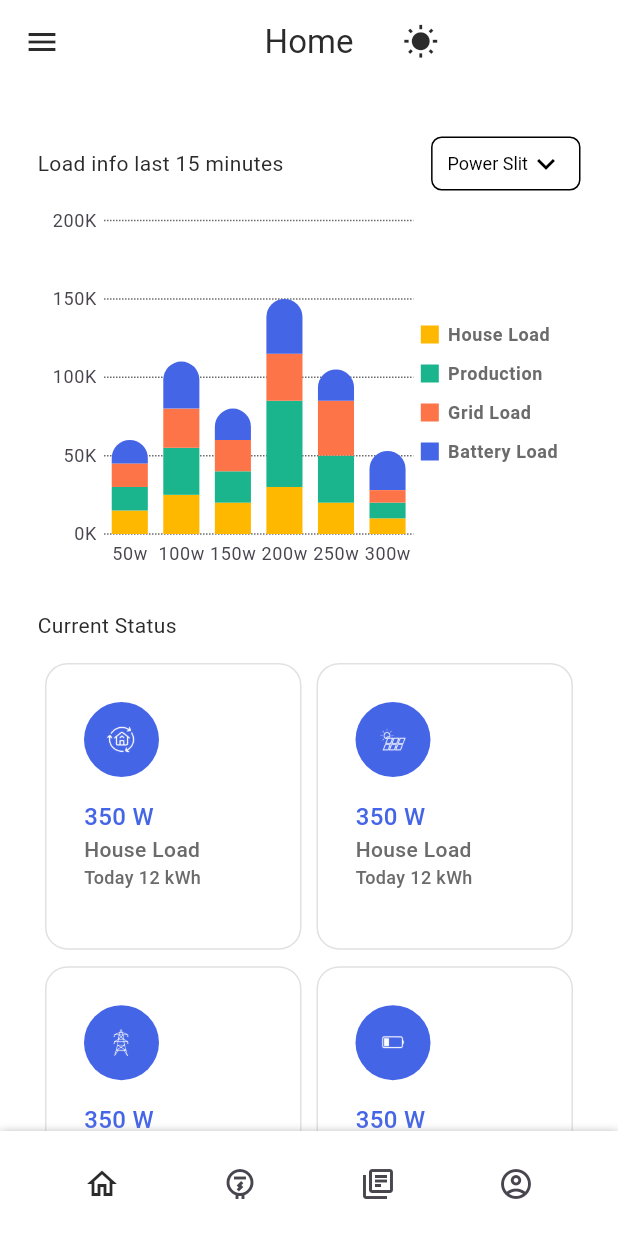
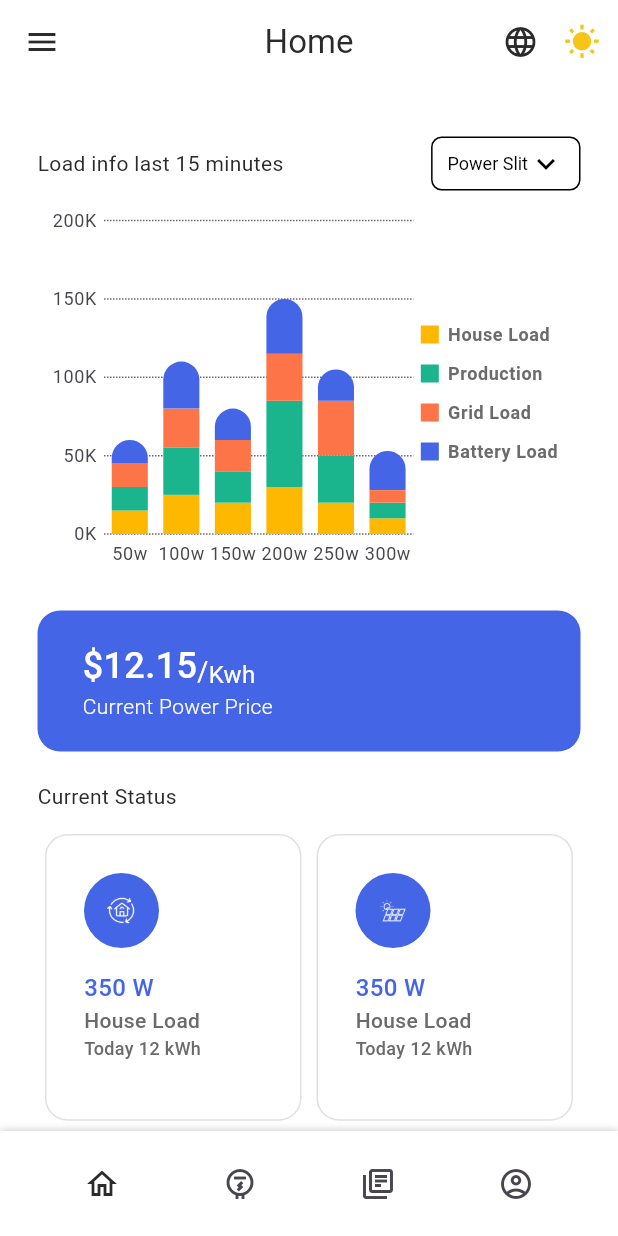
Before and after one commit to jpmangoit/sunmate, a Flutter app: the HomePage screen opened by its route, on a phone screen of 412 x 824 dp. Run offline on Flutter 3.47's test engine with Material 3 defaults, Android fonts, the phone set to English and light mode, and no system bars; our stand-ins replace google_fonts, local_auth, permission_handler, shared_preferences, sizer, syncfusion_flutter_charts and 1 more; accounts and stored records are empty.

Commit message:
minor changes

```diff
--- a/lib/constants/colors_contant.dart
+++ b/lib/constants/colors_contant.dart
@@ -17,7 +17,7 @@ class LightColors {
   static const Color textColorblack = Color(0xFF000000);
   static const Color textColorwhite = Color(0xFFFFFFFF);
   static const Color dropdownColor = Color(0xFFFFFFFF);
-
+  static const Color iconColor = Color(0xFFFFFFFF);
 
   // Map color names to color values
   static Map<String, Color> colors = {
@@ -35,6 +35,7 @@ class LightColors {
     'production': production,
     'textColorblack': textColorblack,
     'textColorwhite': textColorwhite,
+    'iconColor':iconColor,
     'dropdownColor': dropdownColor,
   };
 }
@@ -56,7 +57,7 @@ class DarkColors {
   static const Color textColorblack = Color(0xFF000000);
   static const Color textColorwhite = Color(0xFFFFFFFF);
   static const Color dropdownColor = Color(0xFFdcedc2);
-
+  static const Color iconColor = Color(0xFF000000);
   // Map color names to color values
   // Map color names to color values
   static Map<String, Color> colors = {
@@ -74,6 +75,7 @@ class DarkColors {
     'production': production,
     'textColorblack': textColorblack,
     'textColorwhite': textColorwhite,
+    'iconColor':iconColor,
     'dropdownColor': dropdownColor,
   };
 }
--- a/lib/screens/home/home_page.dart
+++ b/lib/screens/home/home_page.dart
@@ -87,16 +87,17 @@ class _HomePageState extends State<HomePage> {
                 TextStyle(color: getColors(themeNotifier.isDark, 'textColor')),
           ),
           actions: <Widget>[
+            const Padding(padding: EdgeInsets.all(5), child: LanguageSelect()),
             IconButton(
-                icon: Icon(themeNotifier.isDark
-                    ? Icons.nightlight_round
-                    : Icons.wb_sunny),
+                icon: Icon(
+                  themeNotifier.isDark ? Icons.wb_sunny : Icons.wb_sunny,
+                  color: Color(0xFFF6C517),
+                ),
                 onPressed: () {
                   themeNotifier.isDark
                       ? themeNotifier.isDark = false
                       : themeNotifier.isDark = true;
                 }),
-            const Padding(padding: EdgeInsets.all(5), child: LanguageSelect())
           ],
         ),
         backgroundColor: getColors(themeNotifier.isDark, 'backgroundColor'),
@@ -167,6 +168,65 @@ class _HomePageState extends State<HomePage> {
                 const SizedBox(
                   height: 20,
                 ),
+                Container(
+                  width: double.infinity,
+                  decoration: BoxDecoration(
+                    color: getColors(themeNotifier.isDark, 'buttonColor'),
+                    borderRadius: BorderRadius.circular(15),
+                  ),
+                  padding:
+                      const EdgeInsets.symmetric(horizontal: 30, vertical: 20),
+                  child: Column(
+                      mainAxisAlignment: MainAxisAlignment.start,
+                      crossAxisAlignment: CrossAxisAlignment.start,
+                      children: [
+                        Row(
+                          crossAxisAlignment: CrossAxisAlignment.end,
+                          children: [
+                            Text(
+                              '\$12.15',
+                              style: TextStyle(
+                                color: getColors(
+                                    themeNotifier.isDark, 'iconColor'),
+                                fontSize: 24,
+                                fontWeight: FontWeight.w500,
+                              ),
+                            ),
+                            Text(
+                              '/',
+                              style: TextStyle(
+                                color: getColors(
+                                    themeNotifier.isDark, 'iconColor'),
+                                fontSize: 18,
+                                fontWeight: FontWeight.w400,
+                              ),
+                            ),
+                            Text(
+                              'Kwh',
+                              style: TextStyle(
+                                color: getColors(
+                                    themeNotifier.isDark, 'iconColor'),
+                                fontSize: 16,
+                                fontWeight: FontWeight.w400,
+                              ),
+                            ),
+                          ],
+                        ),
+                        Text(
+                          'Current Power Price',
+                          style: TextStyle(
+                            fontWeight: FontWeight.w300,
+                            fontSize: 14,
+                            color: getColors(
+                                themeNotifier.isDark, 'iconColor'),
+
+                          ),
+                        ),
+                      ]),
+                ),
+                const SizedBox(
+                  height: 20,
+                ),
                 Row(
                   mainAxisAlignment: MainAxisAlignment.start,
                   children: [
--- a/lib/widgets/shared/language_select.dart
+++ b/lib/widgets/shared/language_select.dart
@@ -1,10 +1,12 @@
 import 'package:flutter/cupertino.dart';
 import 'package:flutter/material.dart';
+import 'package:provider/provider.dart';
 import 'package:sunmate/constants/colors_contant.dart';
 
 import '../../constants/constants.dart';
 import '../../main.dart';
 import '../../models/language.dart';
+import '../../providers/theme_provider.dart';
 
 class LanguageSelect extends StatefulWidget {
   const LanguageSelect({super.key});
@@ -14,7 +16,6 @@ class LanguageSelect extends StatefulWidget {
 }
 
 class _LanguageSelectState extends State<LanguageSelect> {
-  var themeCustom = true;
   void _changeLanguage(Language language) {
     print(language.flage);
     Locale _temp;
@@ -34,34 +35,42 @@ class _LanguageSelectState extends State<LanguageSelect> {
 
   @override
   Widget build(BuildContext context) {
+    return Consumer<ModelTheme>(
+        builder: (context, ModelTheme themeNotifier, child)
+    {
       return DropdownButton(
-      dropdownColor: getColors(themeCustom, 'inputColor'),
+        dropdownColor: getColors(themeNotifier.isDark, 'inputColor'),
         underline: SizedBox(),
         onChanged: (Language? language) {
           if (language != null) {
             _changeLanguage(language);
           }
         },
-      icon: Icon(Icons.language, color: getColors(themeCustom, 'textColor')),
+        icon: Icon(Icons.language,
+            color: getColors(themeNotifier.isDark, 'textColor')),
         items: Language.languageList()
             .map<DropdownMenuItem<Language>>(
-            (lang) => DropdownMenuItem<Language>(
+              (lang) =>
+              DropdownMenuItem<Language>(
                 value: lang,
                 child: Row(
                   mainAxisAlignment: MainAxisAlignment.spaceAround,
                   children: <Widget>[
                     Text(lang.flage,
                         style: TextStyle(
-                          color: getColors(themeCustom,
-                              'textColor'))), // corrected from lang.flage to lang.flag
+                            color: getColors(themeNotifier.isDark,
+                                'textColor'))),
+                    // corrected from lang.flage to lang.flag
                     Text(lang.name,
                         style: TextStyle(
-                          color: getColors(themeCustom, 'textColor'))),
+                            color: getColors(
+                                themeNotifier.isDark, 'textColor'))),
                   ],
                 ),
               ),
         )
             .toList(),
       );
+    });
   }
 }
```
Lines whose indentation alone changed are shown as unchanged.
